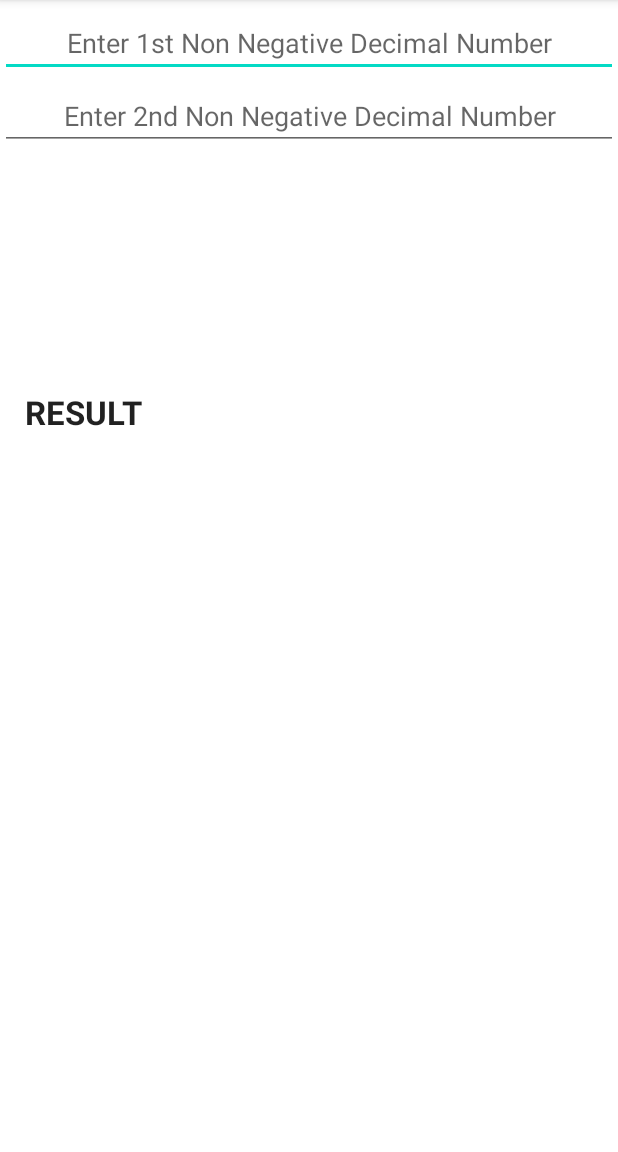
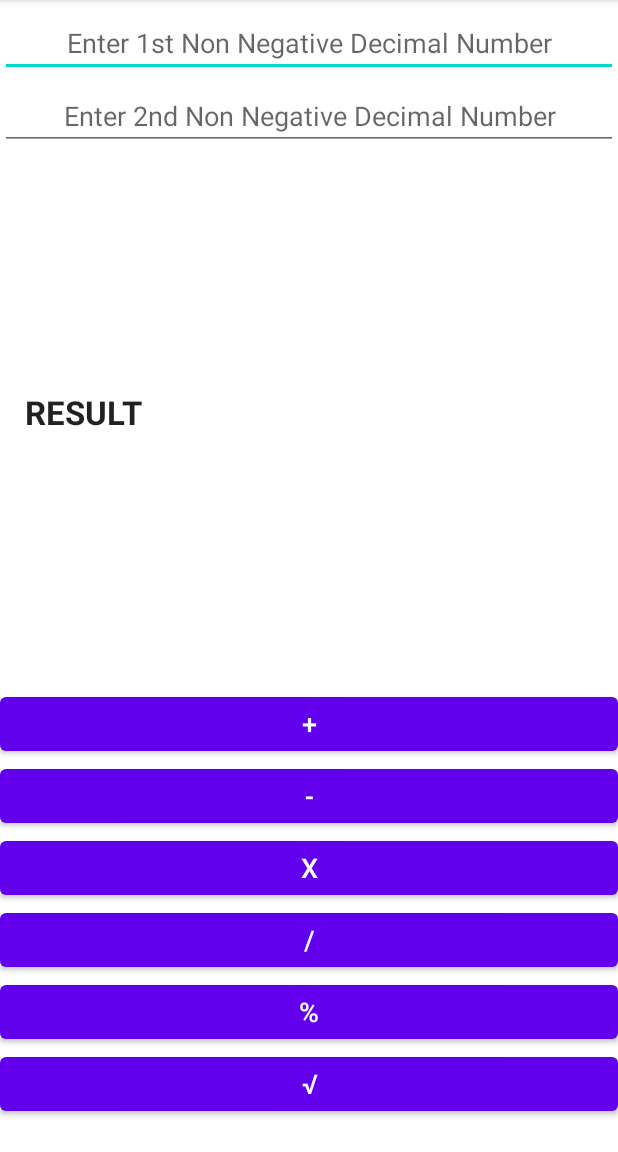
Before and after one commit to Abhiraj1668/Abhiraj_ECE558_Winter2021_Project1_SimpleCalculator, an Android app: the screen it shows after launch (MainActivity), on a phone screen of 412 x 824 dp, the part 84-1236 px from its top. Run offline under Robolectric (Android 15) with nearby library versions, the phone set to English and light mode, and no system bars.

Commit message:
Layout Complete Methods Working Needs Warning for invalid inputs

```diff
--- a/app/src/main/res/layout/activity_main.xml
+++ b/app/src/main/res/layout/activity_main.xml
@@ -65,6 +65,74 @@
         app:layout_constraintHorizontal_bias="0.07"
         />
 
+    <Button
+        android:id="@+id/btnOpPlus"
+        android:layout_width="match_parent"
+        android:layout_height="wrap_content"
+        android:layout_weight="1"
+        android:text="@string/opPlus"
+        android:textSize="18sp"
+        app:layout_constraintBottom_toTopOf="@+id/btnOpMinus"
+        android:onClick="doAddition"
+        />
+
+    <Button
+        android:id="@+id/btnOpMinus"
+        android:layout_width="match_parent"
+        android:layout_height="wrap_content"
+        android:layout_weight="1"
+        android:text="@string/opMinus"
+        android:textSize="18sp"
+        app:layout_constraintBottom_toTopOf="@+id/btnOpMultiplication"
+        android:onClick="doSubstract"
+        />
+
+    <Button
+        android:id="@+id/btnOpMultiplication"
+        android:layout_width="match_parent"
+        android:layout_height="wrap_content"
+        android:layout_weight="1"
+        android:text="@string/opMultiplication"
+        android:textSize="18sp"
+        app:layout_constraintBottom_toTopOf="@+id/btnOpDivision"
+        android:onClick="doMultiplication"
+        />
+
+    <Button
+        android:id="@+id/btnOpDivision"
+        android:layout_width="match_parent"
+        android:layout_height="wrap_content"
+        android:layout_weight="1"
+        android:text="@string/opDivision"
+        android:textSize="18sp"
+        app:layout_constraintBottom_toTopOf="@+id/btnOpPercent"
+        android:onClick="doDivision"
+        />
+
+    <Button
+        android:id="@+id/btnOpPercent"
+        android:layout_width="match_parent"
+        android:layout_height="wrap_content"
+        android:layout_weight="1"
+        android:text="@string/opPercent"
+        android:textSize="18sp"
+        app:layout_constraintBottom_toTopOf="@+id/btnOpSQRT"
+        android:onClick="doPercent"
+        />
+
+
+    <Button
+        android:id="@+id/btnOpSQRT"
+        android:layout_width="match_parent"
+        android:layout_height="wrap_content"
+        android:layout_weight="1"
+        android:text="@string/opSQRT"
+        android:textSize="18sp"
+        app:layout_constraintTop_toTopOf="parent"
+        app:layout_constraintBottom_toBottomOf="parent"
+        app:layout_constraintVertical_bias="0.97"
+        android:onClick="doSQRT"
+        />
 
 
 
--- a/app/src/main/res/values/strings.xml
+++ b/app/src/main/res/values/strings.xml
@@ -3,5 +3,11 @@
     <string name="op1Hint">Enter 1st Non Negative Decimal Number</string>
     <string name="op2Hint">Enter 2nd Non Negative Decimal Number</string>
     <string name="ResultLabel">RESULT</string>
+    <string name="opPlus">+</string>
+    <string name="opMinus">-</string>
+    <string name="opMultiplication">X</string>
+    <string name="opDivision">/</string>
+    <string name="opPercent">%</string>
+    <string name="opSQRT">√</string>
 
 </resources>
```
Also changed, not shown: app/src/main/java/ece558/Project1/abhiraj_project1/MainActivity.java (+54 -0 lines).
